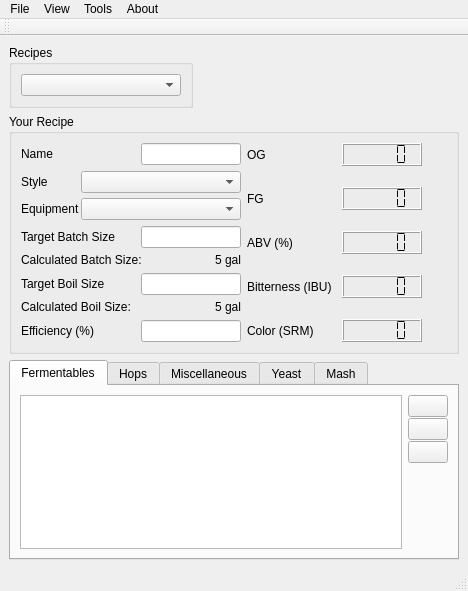
Above: ui/mainWindow.ui from Brewtarget/brewtarget before the change. Below: the same form after it.
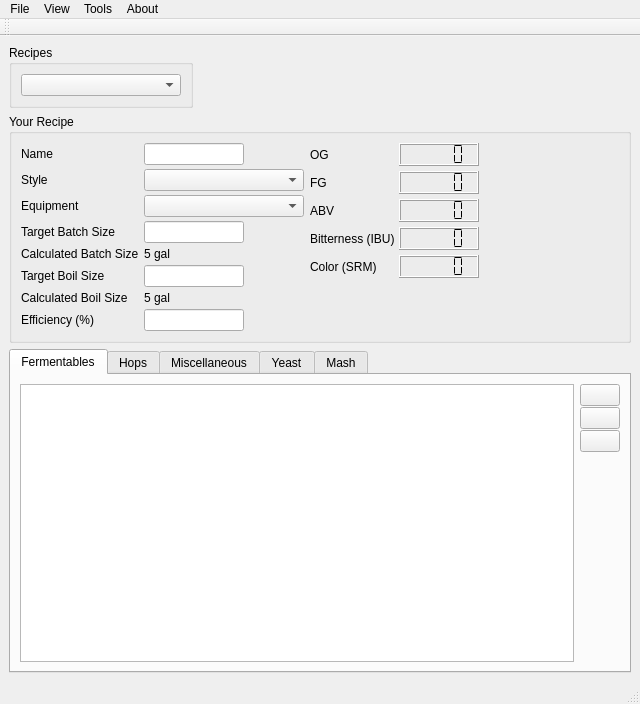
That is the form after the change. Icons and pictures are not drawn. Custom widgets are drawn as their Qt base class.

Commit message: Some layout changes mostly. Thanks to Ted Wright for the patches!

Patch:
```diff
--- a/ui/mainWindow.ui
+++ b/ui/mainWindow.ui
@@ -6,10 +6,16 @@
    <rect>
     <x>0</x>
     <y>0</y>
-    <width>468</width>
-    <height>591</height>
+    <width>640</width>
+    <height>704</height>
    </rect>
   </property>
+  <property name="sizePolicy">
+   <sizepolicy hsizetype="Preferred" vsizetype="Preferred">
+    <horstretch>0</horstretch>
+    <verstretch>0</verstretch>
+   </sizepolicy>
+  </property>
   <property name="windowTitle">
    <string>Brewtarget - 1.1</string>
   </property>
@@ -74,6 +80,12 @@
      <layout class="QHBoxLayout" name="horizontalLayout_18">
       <item>
        <widget class="QGroupBox" name="groupBox">
+        <property name="sizePolicy">
+         <sizepolicy hsizetype="Preferred" vsizetype="Preferred">
+          <horstretch>0</horstretch>
+          <verstretch>0</verstretch>
+         </sizepolicy>
+        </property>
         <property name="title">
          <string>Your Recipe</string>
         </property>
@@ -84,8 +96,17 @@
             <number>1</number>
            </property>
            <item>
-            <layout class="QHBoxLayout" name="horizontalLayout">
-             <item>
+            <layout class="QFormLayout" name="formLayout">
+             <property name="sizeConstraint">
+              <enum>QLayout::SetDefaultConstraint</enum>
+             </property>
+             <property name="horizontalSpacing">
+              <number>5</number>
+             </property>
+             <property name="verticalSpacing">
+              <number>4</number>
+             </property>
+             <item row="0" column="0">
               <widget class="QLabel" name="label">
                <property name="sizePolicy">
                 <sizepolicy hsizetype="Expanding" vsizetype="Preferred">
@@ -98,7 +119,7 @@
                </property>
               </widget>
              </item>
-             <item>
+             <item row="0" column="1">
               <widget class="QLineEdit" name="lineEdit_name">
                <property name="sizePolicy">
                 <sizepolicy hsizetype="Minimum" vsizetype="Fixed">
@@ -120,37 +141,14 @@
                </property>
               </widget>
              </item>
-            </layout>
-           </item>
-           <item>
-            <spacer name="verticalSpacer_12">
-             <property name="orientation">
-              <enum>Qt::Vertical</enum>
-             </property>
-             <property name="sizeHint" stdset="0">
-              <size>
-               <width>20</width>
-               <height>40</height>
-              </size>
-             </property>
-            </spacer>
-           </item>
-           <item>
-            <layout class="QHBoxLayout" name="horizontalLayout_2">
-             <item>
-              <widget class="QLabel" name="label_2">
-               <property name="sizePolicy">
-                <sizepolicy hsizetype="Expanding" vsizetype="Preferred">
-                 <horstretch>20</horstretch>
-                 <verstretch>0</verstretch>
-                </sizepolicy>
-               </property>
+             <item row="1" column="0">
+              <widget class="QLabel" name="styleLabel">
                <property name="text">
                 <string>Style</string>
                </property>
               </widget>
              </item>
-             <item>
+             <item row="1" column="1">
               <widget class="StyleComboBox" name="styleComboBox">
                <property name="sizePolicy">
                 <sizepolicy hsizetype="Maximum" vsizetype="Fixed">
@@ -169,37 +167,14 @@
                </property>
               </widget>
              </item>
-            </layout>
-           </item>
-           <item>
-            <spacer name="verticalSpacer_13">
-             <property name="orientation">
-              <enum>Qt::Vertical</enum>
-             </property>
-             <property name="sizeHint" stdset="0">
-              <size>
-               <width>20</width>
-               <height>40</height>
-              </size>
-             </property>
-            </spacer>
-           </item>
-           <item>
-            <layout class="QHBoxLayout" name="horizontalLayout_3">
-             <item>
-              <widget class="QLabel" name="label_3">
-               <property name="sizePolicy">
-                <sizepolicy hsizetype="Expanding" vsizetype="Preferred">
-                 <horstretch>20</horstretch>
-                 <verstretch>0</verstretch>
-                </sizepolicy>
-               </property>
+             <item row="2" column="0">
+              <widget class="QLabel" name="equipmentLabel">
                <property name="text">
                 <string>Equipment</string>
                </property>
               </widget>
              </item>
-             <item>
+             <item row="2" column="1">
               <widget class="EquipmentComboBox" name="equipmentComboBox">
                <property name="sizePolicy">
                 <sizepolicy hsizetype="Maximum" vsizetype="Fixed">
@@ -218,37 +193,14 @@
                </property>
               </widget>
              </item>
-            </layout>
-           </item>
-           <item>
-            <spacer name="verticalSpacer_14">
-             <property name="orientation">
-              <enum>Qt::Vertical</enum>
-             </property>
-             <property name="sizeHint" stdset="0">
-              <size>
-               <width>20</width>
-               <height>40</height>
-              </size>
-             </property>
-            </spacer>
-           </item>
-           <item>
-            <layout class="QHBoxLayout" name="horizontalLayout_4">
-             <item>
-              <widget class="QLabel" name="label_4">
-               <property name="sizePolicy">
-                <sizepolicy hsizetype="Expanding" vsizetype="Preferred">
-                 <horstretch>20</horstretch>
-                 <verstretch>0</verstretch>
-                </sizepolicy>
-               </property>
+             <item row="3" column="0">
+              <widget class="QLabel" name="targetBatchSizeLabel">
                <property name="text">
                 <string>Target Batch Size</string>
                </property>
               </widget>
              </item>
-             <item>
+             <item row="3" column="1">
               <widget class="QLineEdit" name="lineEdit_batchSize">
                <property name="sizePolicy">
                 <sizepolicy hsizetype="Minimum" vsizetype="Fixed">
@@ -270,80 +222,28 @@
                </property>
               </widget>
              </item>
-            </layout>
-           </item>
-           <item>
-            <spacer name="verticalSpacer_15">
-             <property name="orientation">
-              <enum>Qt::Vertical</enum>
-             </property>
-             <property name="sizeHint" stdset="0">
-              <size>
-               <width>20</width>
-               <height>40</height>
-              </size>
-             </property>
-            </spacer>
-           </item>
-           <item>
-            <layout class="QHBoxLayout" name="horizontalLayout_23">
-             <property name="leftMargin">
-              <number>0</number>
-             </property>
-             <property name="topMargin">
-              <number>0</number>
-             </property>
-             <item>
-              <widget class="QLabel" name="label_16">
-               <property name="sizePolicy">
-                <sizepolicy hsizetype="Expanding" vsizetype="Preferred">
-                 <horstretch>0</horstretch>
-                 <verstretch>0</verstretch>
-                </sizepolicy>
-               </property>
+             <item row="4" column="0">
+              <widget class="QLabel" name="calculatedBatchSizeLabel">
                <property name="text">
-                <string>Calculated Batch Size:</string>
+                <string>Calculated Batch Size</string>
                </property>
               </widget>
              </item>
-             <item>
+             <item row="4" column="1">
               <widget class="QLabel" name="label_calcBatchSize">
                <property name="text">
                 <string>5 gal</string>
                </property>
               </widget>
              </item>
-            </layout>
-           </item>
-           <item>
-            <spacer name="verticalSpacer_16">
-             <property name="orientation">
-              <enum>Qt::Vertical</enum>
-             </property>
-             <property name="sizeHint" stdset="0">
-              <size>
-               <width>20</width>
-               <height>40</height>
-              </size>
-             </property>
-            </spacer>
-           </item>
-           <item>
-            <layout class="QHBoxLayout" name="horizontalLayout_5">
-             <item>
-              <widget class="QLabel" name="label_5">
-               <property name="sizePolicy">
-                <sizepolicy hsizetype="Expanding" vsizetype="Preferred">
-                 <horstretch>20</horstretch>
-                 <verstretch>0</verstretch>
-                </sizepolicy>
-               </property>
+             <item row="5" column="0">
+              <widget class="QLabel" name="targetBoilSizeLabel">
                <property name="text">
                 <string>Target Boil Size</string>
                </property>
               </widget>
              </item>
-             <item>
+             <item row="5" column="1">
               <widget class="QLineEdit" name="lineEdit_boilSize">
                <property name="sizePolicy">
                 <sizepolicy hsizetype="Minimum" vsizetype="Fixed">
@@ -365,77 +265,28 @@
                </property>
               </widget>
              </item>
-            </layout>
-           </item>
-           <item>
-            <spacer name="verticalSpacer_17">
-             <property name="orientation">
-              <enum>Qt::Vertical</enum>
-             </property>
-             <property name="sizeHint" stdset="0">
-              <size>
-               <width>20</width>
-               <height>40</height>
-              </size>
-             </property>
-            </spacer>
-           </item>
-           <item>
-            <layout class="QHBoxLayout" name="horizontalLayout_22">
-             <property name="topMargin">
-              <number>0</number>
-             </property>
-             <item>
-              <widget class="QLabel" name="label_14">
-               <property name="sizePolicy">
-                <sizepolicy hsizetype="Expanding" vsizetype="Preferred">
-                 <horstretch>0</horstretch>
-                 <verstretch>0</verstretch>
-                </sizepolicy>
-               </property>
+             <item row="6" column="0">
+              <widget class="QLabel" name="calculatedBoilSizeLabel">
                <property name="text">
-                <string>Calculated Boil Size:</string>
+                <string>Calculated Boil Size</string>
                </property>
               </widget>
              </item>
-             <item>
+             <item row="6" column="1">
               <widget class="QLabel" name="label_calcBoilSize">
                <property name="text">
                 <string>5 gal</string>
                </property>
               </widget>
              </item>
-            </layout>
-           </item>
-           <item>
-            <spacer name="verticalSpacer_18">
-             <property name="orientation">
-              <enum>Qt::Vertical</enum>
-             </property>
-             <property name="sizeHint" stdset="0">
-              <size>
-               <width>20</width>
-               <height>40</height>
-              </size>
-             </property>
-            </spacer>
-           </item>
-           <item>
-            <layout class="QHBoxLayout" name="horizontalLayout_6">
-             <item>
-              <widget class="QLabel" name="label_6">
-               <property name="sizePolicy">
-                <sizepolicy hsizetype="Expanding" vsizetype="Preferred">
-                 <horstretch>20</horstretch>
-                 <verstretch>0</verstretch>
-                </sizepolicy>
-               </property>
+             <item row="7" column="0">
+              <widget class="QLabel" name="efficiencyLabel">
                <property name="text">
                 <string>Efficiency (%)</string>
                </property>
               </widget>
              </item>
-             <item>
+             <item row="7" column="1">
               <widget class="QLineEdit" name="lineEdit_efficiency">
                <property name="sizePolicy">
                 <sizepolicy hsizetype="Minimum" vsizetype="Fixed">
@@ -467,30 +318,27 @@
             <number>1</number>
            </property>
            <item>
-            <layout class="QHBoxLayout" name="horizontalLayout_7">
+            <layout class="QFormLayout" name="formLayout_2">
              <property name="sizeConstraint">
-              <enum>QLayout::SetNoConstraint</enum>
+              <enum>QLayout::SetDefaultConstraint</enum>
              </property>
-             <item>
-              <widget class="QLabel" name="label_7">
-               <property name="sizePolicy">
-                <sizepolicy hsizetype="MinimumExpanding" vsizetype="Preferred">
-                 <horstretch>0</horstretch>
-                 <verstretch>0</verstretch>
-                </sizepolicy>
-               </property>
-               <property name="minimumSize">
-                <size>
-                 <width>80</width>
-                 <height>0</height>
-                </size>
-               </property>
+             <property name="fieldGrowthPolicy">
+              <enum>QFormLayout::FieldsStayAtSizeHint</enum>
+             </property>
+             <property name="horizontalSpacing">
+              <number>4</number>
+             </property>
+             <property name="verticalSpacing">
+              <number>5</number>
+             </property>
+             <item row="0" column="0">
+              <widget class="QLabel" name="oGLabel">
                <property name="text">
                 <string>OG</string>
                </property>
               </widget>
              </item>
-             <item>
+             <item row="0" column="1">
               <widget class="QLCDNumber" name="lcdNumber_og">
                <property name="sizePolicy">
                 <sizepolicy hsizetype="Minimum" vsizetype="Minimum">
@@ -509,43 +357,14 @@
                </property>
               </widget>
              </item>
-            </layout>
-           </item>
-           <item>
-            <spacer name="verticalSpacer_8">
-             <property name="orientation">
-              <enum>Qt::Vertical</enum>
-             </property>
-             <property name="sizeHint" stdset="0">
-              <size>
-               <width>20</width>
-               <height>40</height>
-              </size>
-             </property>
-            </spacer>
-           </item>
-           <item>
-            <layout class="QHBoxLayout" name="horizontalLayout_8">
-             <item>
-              <widget class="QLabel" name="label_8">
-               <property name="sizePolicy">
-                <sizepolicy hsizetype="MinimumExpanding" vsizetype="Preferred">
-                 <horstretch>0</horstretch>
-                 <verstretch>0</verstretch>
-                </sizepolicy>
-               </property>
-               <property name="minimumSize">
-                <size>
-                 <width>80</width>
-                 <height>0</height>
-                </size>
-               </property>
+             <item row="1" column="0">
+              <widget class="QLabel" name="fGLabel">
                <property name="text">
                 <string>FG</string>
                </property>
               </widget>
              </item>
-             <item>
+             <item row="1" column="1">
               <widget class="QLCDNumber" name="lcdNumber_fg">
                <property name="sizePolicy">
                 <sizepolicy hsizetype="Minimum" vsizetype="Minimum">
@@ -564,43 +383,14 @@
                </property>
               </widget>
              </item>
-            </layout>
-           </item>
-           <item>
-            <spacer name="verticalSpacer_9">
-             <property name="orientation">
-              <enum>Qt::Vertical</enum>
-             </property>
-             <property name="sizeHint" stdset="0">
-              <size>
-               <width>20</width>
-               <height>40</height>
-              </size>
-             </property>
-            </spacer>
-           </item>
-           <item>
-            <layout class="QHBoxLayout" name="horizontalLayout_9">
-             <item>
-              <widget class="QLabel" name="label_9">
-               <property name="sizePolicy">
-                <sizepolicy hsizetype="MinimumExpanding" vsizetype="Preferred">
-                 <horstretch>0</horstretch>
-                 <verstretch>0</verstretch>
-                </sizepolicy>
-               </property>
-               <property name="minimumSize">
-                <size>
-                 <width>80</width>
-                 <height>0</height>
-                </size>
-               </property>
+             <item row="2" column="0">
+              <widget class="QLabel" name="aBVLabel">
                <property name="text">
-                <string>ABV (%)</string>
+                <string>ABV</string>
                </property>
               </widget>
              </item>
-             <item>
+             <item row="2" column="1">
               <widget class="QLCDNumber" name="lcdNumber_abv">
                <property name="sizePolicy">
                 <sizepolicy hsizetype="Minimum" vsizetype="Minimum">
@@ -619,43 +409,14 @@
                </property>
               </widget>
              </item>
-            </layout>
-           </item>
-           <item>
-            <spacer name="verticalSpacer_10">
-             <property name="orientation">
-              <enum>Qt::Vertical</enum>
-             </property>
-             <property name="sizeHint" stdset="0">
-              <size>
-               <width>20</width>
-               <height>40</height>
-              </size>
-             </property>
-            </spacer>
-           </item>
-           <item>
-            <layout class="QHBoxLayout" name="horizontalLayout_10">
-             <item>
-              <widget class="QLabel" name="label_10">
-               <property name="sizePolicy">
-                <sizepolicy hsizetype="MinimumExpanding" vsizetype="Preferred">
-                 <horstretch>0</horstretch>
-                 <verstretch>0</verstretch>
-                </sizepolicy>
-               </property>
-               <property name="minimumSize">
-                <size>
-                 <width>90</width>
-                 <height>0</height>
-                </size>
-               </property>
+             <item row="3" column="0">
+              <widget class="QLabel" name="bitternessIBULabel">
                <property name="text">
                 <string>Bitterness (IBU)</string>
                </property>
               </widget>
              </item>
-             <item>
+             <item row="3" column="1">
               <widget class="QLCDNumber" name="lcdNumber_ibu">
                <property name="sizePolicy">
                 <sizepolicy hsizetype="Minimum" vsizetype="Minimum">
@@ -674,43 +435,14 @@
                </property>
               </widget>
              </item>
-            </layout>
-           </item>
-           <item>
-            <spacer name="verticalSpacer_11">
-             <property name="orientation">
-              <enum>Qt::Vertical</enum>
-             </property>
-             <property name="sizeHint" stdset="0">
-              <size>
-               <width>20</width>
-               <height>40</height>
-              </size>
-             </property>
-            </spacer>
-           </item>
-           <item>
-            <layout class="QHBoxLayout" name="horizontalLayout_11">
-             <item>
-              <widget class="QLabel" name="label_11">
-               <property name="sizePolicy">
-                <sizepolicy hsizetype="MinimumExpanding" vsizetype="Preferred">
-                 <horstretch>0</horstretch>
-                 <verstretch>0</verstretch>
-                </sizepolicy>
-               </property>
-               <property name="minimumSize">
-                <size>
-                 <width>80</width>
-                 <height>0</height>
-                </size>
-               </property>
+             <item row="4" column="0">
+              <widget class="QLabel" name="colorSRMLabel">
                <property name="text">
                 <string>Color (SRM)</string>
                </property>
               </widget>
              </item>
-             <item>
+             <item row="4" column="1">
               <widget class="QLCDNumber" name="lcdNumber_srm">
                <property name="sizePolicy">
                 <sizepolicy hsizetype="Minimum" vsizetype="Minimum">
@@ -733,24 +465,24 @@
            </item>
           </layout>
          </item>
+         <item>
+          <spacer name="horizontalSpacer_3">
+           <property name="orientation">
+            <enum>Qt::Horizontal</enum>
+           </property>
+           <property name="sizeHint" stdset="0">
+            <size>
+             <width>40</width>
+             <height>20</height>
+            </size>
+           </property>
+          </spacer>
+         </item>
          <item>
           <layout class="QVBoxLayout" name="verticalLayout_beerColor">
            <property name="sizeConstraint">
             <enum>QLayout::SetNoConstraint</enum>
            </property>
-           <item>
-            <spacer name="verticalSpacer_2">
-             <property name="orientation">
-              <enum>Qt::Vertical</enum>
-             </property>
-             <property name="sizeHint" stdset="0">
-              <size>
-               <width>20</width>
-               <height>40</height>
-              </size>
-             </property>
-            </spacer>
-           </item>
           </layout>
          </item>
          <item>
@@ -810,6 +542,18 @@
             <height>20</height>
            </size>
           </property>
+          <attribute name="horizontalHeaderCascadingSectionResizes">
+           <bool>false</bool>
+          </attribute>
+          <attribute name="horizontalHeaderStretchLastSection">
+           <bool>false</bool>
+          </attribute>
+          <attribute name="horizontalHeaderStretchLastSection">
+           <bool>false</bool>
+          </attribute>
+          <attribute name="horizontalHeaderCascadingSectionResizes">
+           <bool>false</bool>
+          </attribute>
          </widget>
         </item>
         <item>
@@ -1187,8 +931,8 @@
     <rect>
      <x>0</x>
      <y>0</y>
-     <width>468</width>
-     <height>23</height>
+     <width>640</width>
+     <height>22</height>
     </rect>
    </property>
    <widget class="QMenu" name="menuFile">
```
Left out of the diff: 2 changed lines with no effect on the pictures. The commit also changes 4 other files.
